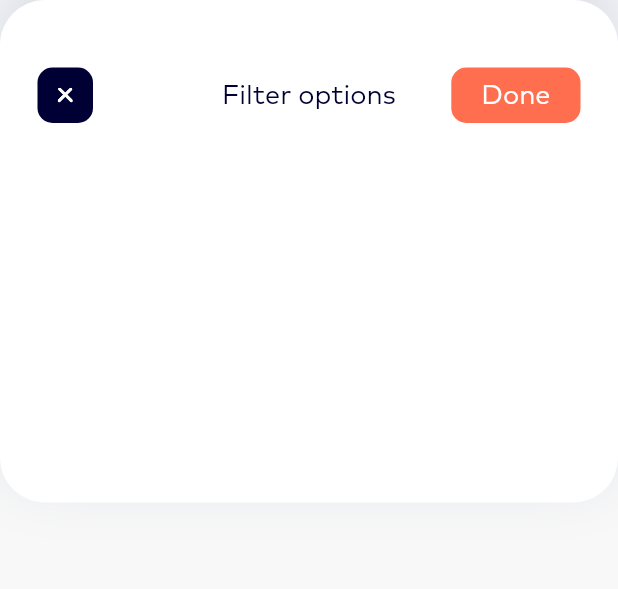
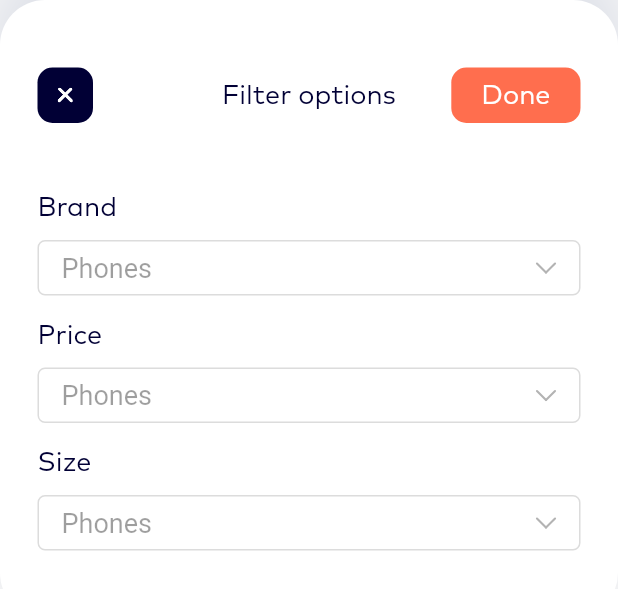
Before and after one commit to dmitriigirskii/ecommerce, a Flutter app: the FilterView widget shown alone on an empty page, opened directly, on a phone screen of 412 x 824 dp. Shown: the top 589 px of the screen. Run offline on Flutter 3.47's test engine with Material 2 defaults, Android fonts, the phone set to English and light mode, and no system bars; our stand-ins replace bloc, equatable, flutter_bloc, flutter_dotenv, flutter_svg, freezed_annotation; network calls fail.

Commit message:
filter view

```diff
--- a/lib/features/filter/view/filter.dart
+++ b/lib/features/filter/view/filter.dart
@@ -1,3 +1,4 @@
+import 'package:ecommerce/features/filter/view/list.dart';
 import 'package:ecommerce/ui/styles/colors.dart';
 import 'package:ecommerce/ui/styles/global.dart';
 import 'package:flutter/material.dart';
@@ -12,7 +13,7 @@ class FilterView extends StatelessWidget {
   Widget build(BuildContext context) {
     return Container(
       constraints: BoxConstraints(
-        maxHeight: 335,
+        maxHeight: 412,
       ),
       padding: const EdgeInsets.symmetric(horizontal: p25, vertical: p45),
       decoration: BoxDecoration(
@@ -21,6 +22,7 @@ class FilterView extends StatelessWidget {
         boxShadow: boxShadow3,
       ),
       child: Column(
+        crossAxisAlignment: CrossAxisAlignment.start,
         children: [
           SizedBox(
             height: 37,
@@ -87,7 +89,9 @@ class FilterView extends StatelessWidget {
                 ),
               ],
             ),
-          )
+          ),
+          const SizedBox(height: m45),
+          const FilterList(),
         ],
       ),
     );
--- /dev/null
+++ b/lib/features/filter/view/list.dart
@@ -0,0 +1,139 @@
+import 'package:flutter/cupertino.dart';
+import 'package:flutter/material.dart';
+import 'package:flutter_svg/svg.dart';
+
+import '../../../ui/styles/colors.dart';
+import '../../../ui/styles/global.dart';
+import '../../../ui/styles/typography.dart';
+import '../../category/models/model.dart';
+
+class FilterList extends StatelessWidget {
+  const FilterList({Key? key}) : super(key: key);
+
+  @override
+  Widget build(BuildContext context) {
+    return Column(
+      crossAxisAlignment: CrossAxisAlignment.start,
+      children: [
+        // Brand filter
+        Text(
+          'Brand',
+          style: sHeadline.copyWith(
+            color: cDarkBlue,
+            fontWeight: FontWeight.w500,
+          ),
+        ),
+        const SizedBox(height: m10),
+        Container(
+          height: 37,
+          padding: const EdgeInsets.symmetric(horizontal: p15),
+          decoration: BoxDecoration(
+            borderRadius: BorderRadius.circular(r5),
+            border: Border.all(
+              color: cGray1,
+              width: 1,
+            ),
+          ),
+          child: DropdownButton(
+            value: 1,
+            isExpanded: true,
+            style: sHeadline.copyWith(color: cDarkBlue),
+            items: categories.map((Category category) {
+              return DropdownMenuItem(
+                value: category.id,
+                child: Text(category.title),
+              );
+            }).toList(),
+            onChanged: null,
+            dropdownColor: cGray1,
+            icon: SvgPicture.asset(
+              'assets/icons/arrow_down.svg',
+              width: i14,
+            ),
+            underline: Container(),
+          ),
+        ),
+        const SizedBox(height: m15),
+
+        // Price filter
+        Text(
+          'Price',
+          style: sHeadline.copyWith(
+            color: cDarkBlue,
+            fontWeight: FontWeight.w500,
+          ),
+        ),
+        const SizedBox(height: m10),
+        Container(
+          height: 37,
+          padding: const EdgeInsets.symmetric(horizontal: p15),
+          decoration: BoxDecoration(
+            borderRadius: BorderRadius.circular(r5),
+            border: Border.all(
+              color: cGray1,
+              width: 1,
+            ),
+          ),
+          child: DropdownButton(
+            value: 1,
+            isExpanded: true,
+            style: sHeadline.copyWith(color: cDarkBlue),
+            items: categories.map((Category category) {
+              return DropdownMenuItem(
+                value: category.id,
+                child: Text(category.title),
+              );
+            }).toList(),
+            onChanged: null,
+            dropdownColor: cGray1,
+            icon: SvgPicture.asset(
+              'assets/icons/arrow_down.svg',
+              width: i14,
+            ),
+            underline: Container(),
+          ),
+        ),
+        const SizedBox(height: m15),
+
+        // Size filter
+        Text(
+          'Size',
+          style: sHeadline.copyWith(
+            color: cDarkBlue,
+            fontWeight: FontWeight.w500,
+          ),
+        ),
+        const SizedBox(height: m10),
+        Container(
+          height: 37,
+          padding: const EdgeInsets.symmetric(horizontal: p15),
+          decoration: BoxDecoration(
+            borderRadius: BorderRadius.circular(r5),
+            border: Border.all(
+              color: cGray1,
+              width: 1,
+            ),
+          ),
+          child: DropdownButton(
+            value: 1,
+            isExpanded: true,
+            style: sHeadline.copyWith(color: cDarkBlue),
+            items: categories.map((Category category) {
+              return DropdownMenuItem(
+                value: category.id,
+                child: Text(category.title),
+              );
+            }).toList(),
+            onChanged: null,
+            dropdownColor: cGray1,
+            icon: SvgPicture.asset(
+              'assets/icons/arrow_down.svg',
+              width: i14,
+            ),
+            underline: Container(),
+          ),
+        ),
+      ],
+    );
+  }
+}
--- a/lib/ui/screens/wrapper.dart
+++ b/lib/ui/screens/wrapper.dart
@@ -14,8 +14,8 @@ class WrapperScreen extends StatelessWidget {
   Widget build(BuildContext context) {
     final pages = [
       const MainScreen(),
+      const CartScreen(),
       const FavoriteScreen(),
-      const CartScreen(),
       const ProfileScreen(),
     ];
 
```
